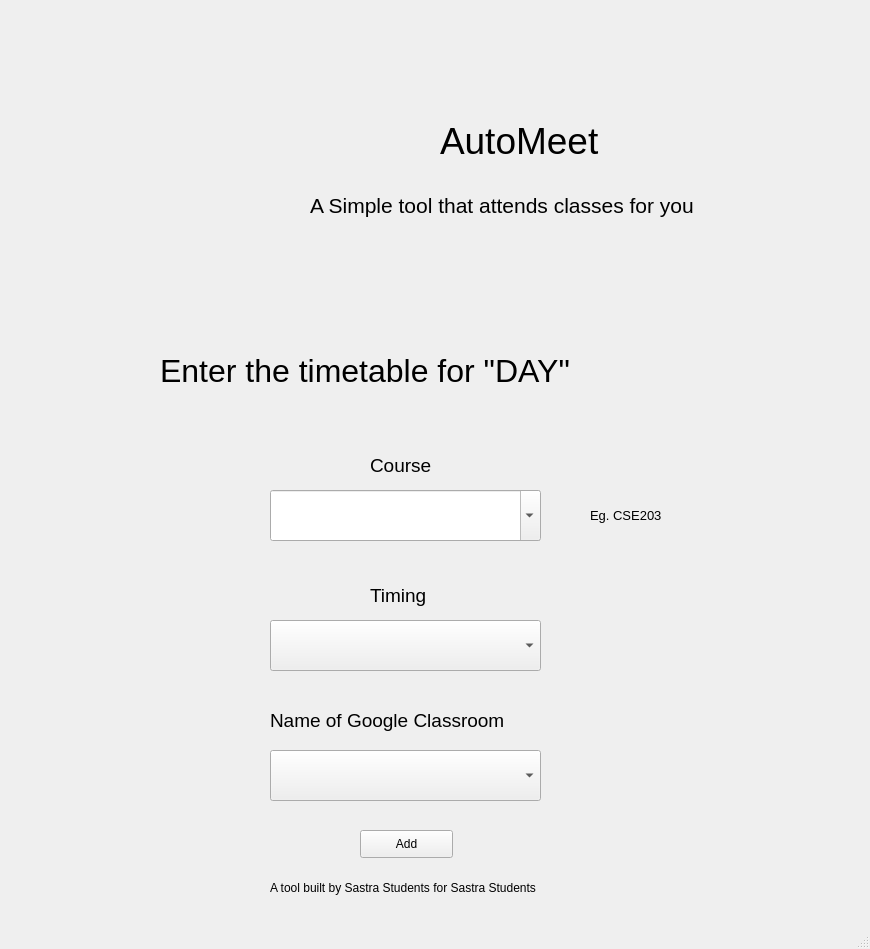
First picture: the form in gui_uis/timetable.ui, repository SpacePirate27/Automeet, before the edit.
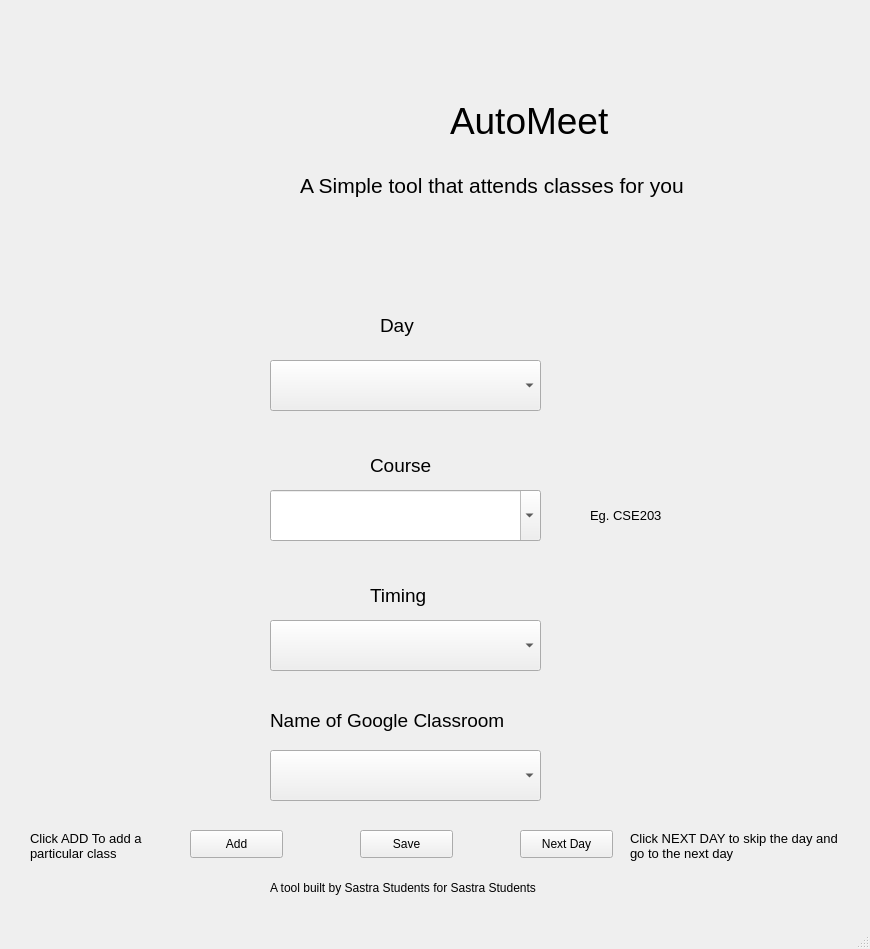
Second picture: the form after the edit. Icons and pictures are not drawn.

The edit to the form file:
```diff
--- a/gui_uis/timetable.ui
+++ b/gui_uis/timetable.ui
@@ -32,8 +32,8 @@
    <widget class="QLabel" name="subtitle">
     <property name="geometry">
      <rect>
-      <x>310</x>
-      <y>180</y>
+      <x>300</x>
+      <y>160</y>
       <width>571</width>
       <height>51</height>
      </rect>
@@ -51,7 +51,7 @@
     <property name="geometry">
      <rect>
       <x>10</x>
-      <y>10</y>
+      <y>-10</y>
       <width>281</width>
       <height>351</height>
      </rect>
@@ -66,8 +66,8 @@
    <widget class="QLabel" name="title">
     <property name="geometry">
      <rect>
-      <x>440</x>
-      <y>110</y>
+      <x>450</x>
+      <y>90</y>
       <width>211</width>
       <height>61</height>
      </rect>
@@ -97,24 +97,6 @@
      <bool>true</bool>
     </property>
    </widget>
-   <widget class="QLabel" name="dayname">
-    <property name="geometry">
-     <rect>
-      <x>160</x>
-      <y>340</y>
-      <width>551</width>
-      <height>61</height>
-     </rect>
-    </property>
-    <property name="font">
-     <font>
-      <pointsize>24</pointsize>
-     </font>
-    </property>
-    <property name="text">
-     <string>Enter the timetable for &quot;DAY&quot;</string>
-    </property>
-   </widget>
    <widget class="QLabel" name="course_title">
     <property name="geometry">
      <rect>
@@ -213,10 +195,13 @@
      <string>Name of Google Classroom</string>
     </property>
    </widget>
-   <widget class="QPushButton" name="pushButton">
+   <widget class="QPushButton" name="addbutton">
+    <property name="enabled">
+     <bool>true</bool>
+    </property>
     <property name="geometry">
      <rect>
-      <x>360</x>
+      <x>190</x>
       <y>830</y>
       <width>93</width>
       <height>28</height>
@@ -239,6 +224,108 @@
      <string>A tool built by Sastra Students for Sastra Students</string>
     </property>
    </widget>
+   <widget class="QPushButton" name="nextday">
+    <property name="geometry">
+     <rect>
+      <x>520</x>
+      <y>830</y>
+      <width>93</width>
+      <height>28</height>
+     </rect>
+    </property>
+    <property name="text">
+     <string>Next Day</string>
+    </property>
+   </widget>
+   <widget class="QComboBox" name="daybox">
+    <property name="geometry">
+     <rect>
+      <x>270</x>
+      <y>360</y>
+      <width>271</width>
+      <height>51</height>
+     </rect>
+    </property>
+    <property name="editable">
+     <bool>false</bool>
+    </property>
+   </widget>
+   <widget class="QLabel" name="course_title_2">
+    <property name="geometry">
+     <rect>
+      <x>380</x>
+      <y>310</y>
+      <width>81</width>
+      <height>31</height>
+     </rect>
+    </property>
+    <property name="font">
+     <font>
+      <pointsize>14</pointsize>
+     </font>
+    </property>
+    <property name="text">
+     <string>Day</string>
+    </property>
+   </widget>
+   <widget class="QLabel" name="label_2">
+    <property name="geometry">
+     <rect>
+      <x>30</x>
+      <y>820</y>
+      <width>131</width>
+      <height>51</height>
+     </rect>
+    </property>
+    <property name="font">
+     <font>
+      <pointsize>10</pointsize>
+     </font>
+    </property>
+    <property name="text">
+     <string>Click ADD To add a particular class</string>
+    </property>
+    <property name="wordWrap">
+     <bool>true</bool>
+    </property>
+   </widget>
+   <widget class="QLabel" name="label_3">
+    <property name="geometry">
+     <rect>
+      <x>630</x>
+      <y>820</y>
+      <width>221</width>
+      <height>51</height>
+     </rect>
+    </property>
+    <property name="font">
+     <font>
+      <pointsize>10</pointsize>
+     </font>
+    </property>
+    <property name="text">
+     <string>Click NEXT DAY to skip the day and go to the next day</string>
+    </property>
+    <property name="wordWrap">
+     <bool>true</bool>
+    </property>
+   </widget>
+   <widget class="QPushButton" name="save">
+    <property name="enabled">
+     <bool>true</bool>
+    </property>
+    <property name="geometry">
+     <rect>
+      <x>360</x>
+      <y>830</y>
+      <width>93</width>
+      <height>28</height>
+     </rect>
+    </property>
+    <property name="text">
+     <string>Save</string>
+    </property>
+   </widget>
   </widget>
   <widget class="QMenuBar" name="menubar">
    <property name="geometry">
```
Left out of the diff: 6 changed lines with no effect on the pictures.
